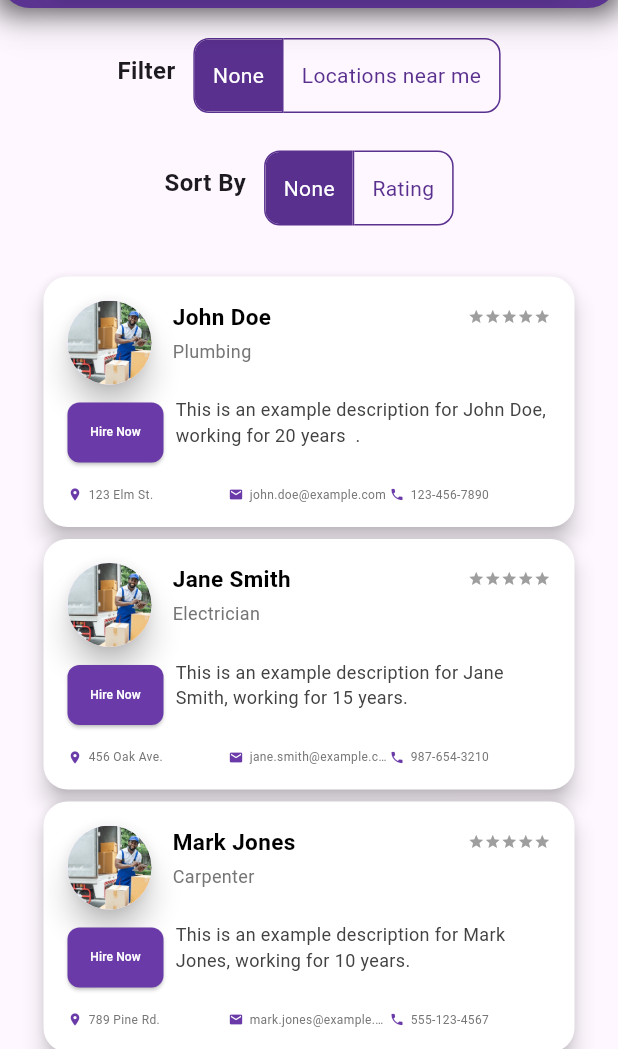
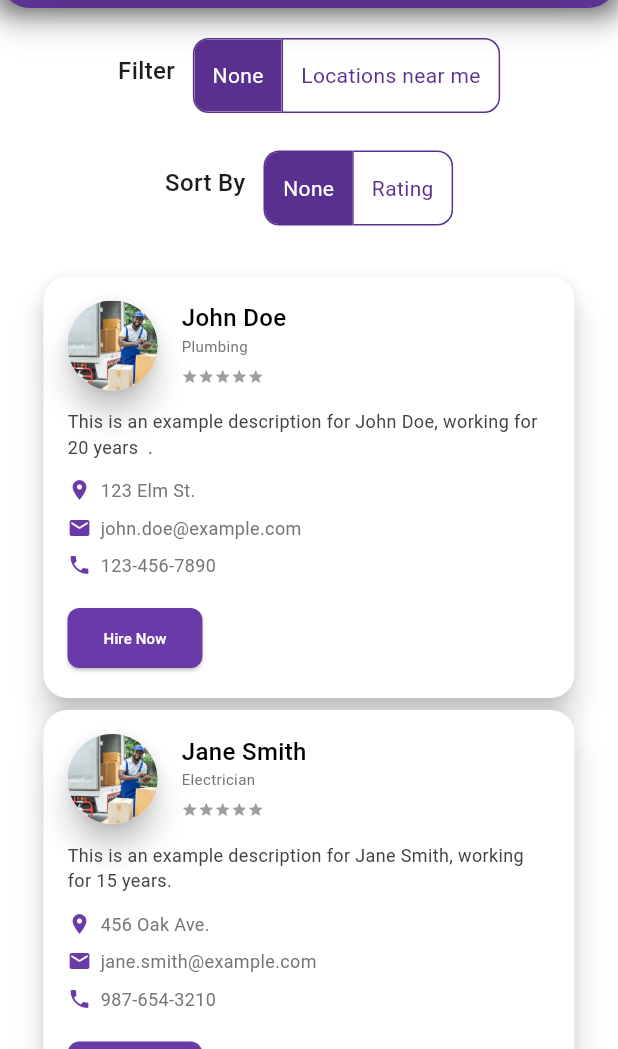
Before and after one commit to mhamad911/Fixit_App-1, a Flutter app: the CategoryPage screen opened directly with empty values, on a phone screen of 412 x 824 dp, the part 187-1236 px from its top. Run offline on Flutter 3.47's test engine with Material 3 defaults, Android fonts, the phone set to English and light mode, and no system bars; our stand-ins replace google_fonts, image_picker, lottie; Roboto replaces fonts that are missing (Libre Caslon Text).

Commit message:
changing the design of the card components

```diff
--- a/lib/GeneralComponents/Custom_Card_Widget.dart
+++ b/lib/GeneralComponents/Custom_Card_Widget.dart
@@ -9,6 +9,8 @@ import 'package:flutter/material.dart';
 import 'package:google_fonts/google_fonts.dart';
 
 import 'Custom_Star_widget.dart';
+
+import 'package:flutter/material.dart';
 
 class CustomCard extends StatelessWidget {
   final Image image;
@@ -36,95 +38,62 @@ class CustomCard extends StatelessWidget {
   @override
   Widget build(BuildContext context) {
     return Card(
-
       color: Colors.white,
       shape: RoundedRectangleBorder(borderRadius: BorderRadius.circular(16)),
-      elevation: 6,
+      elevation: 8,
       child: Padding(
         padding: const EdgeInsets.all(16),
         child: Column(
           crossAxisAlignment: CrossAxisAlignment.start,
           children: [
-            // Top Row with Profile Picture, Name, Category, and Star Rating
+            // Row for Profile Picture, Name, Category, and Rating
             Row(
               crossAxisAlignment: CrossAxisAlignment.start,
               children: [
+                // Profile Image
                 Material(
+                  elevation: 8,
                   shape: RoundedRectangleBorder(borderRadius: BorderRadius.circular(radius)),
+                  child: CircleAvatar(
 
-                  elevation: 8,
-                  child: CircleAvatar(
-                    radius: 28,
+                    radius: 30,
                     backgroundImage: image.image,
                   ),
                 ),
-                SizedBox(width: 14),
+                SizedBox(width: 16),
+                // Name, Category, and Rating
                 Expanded(
                   child: Column(
                     crossAxisAlignment: CrossAxisAlignment.start,
                     children: [
-                      // Name, Category, and Rating in one row
-                      Row(
-                        mainAxisAlignment: MainAxisAlignment.spaceBetween,
-                        children: [
-                          Expanded(
-                            child: Text(
+                      Text(
                         name,
                         style: GoogleFonts.libreCaslonText(
-                                fontSize: 15,
-                                fontWeight: FontWeight.bold,
+                          fontSize: 16,
+                          fontWeight: FontWeight.w500,
                           color: Colors.black,
                         ),
-                              overflow: TextOverflow.ellipsis,
                       ),
-                          ),
-                          SizedBox(width: 8),
-                          const StarDisplayWidget(
-                            filledStar: Icon(Icons.star, color: Colors.yellow, size: 11),
-                            unfilledStar: Icon(Icons.star, color: Colors.grey, size: 11),
-                          ),
-                        ],
-                      ),
-                      SizedBox(height: 4),
-
                       Text(
                         category,
                         style: GoogleFonts.libreCaslonText(
-                          fontSize: 12,
+                          fontSize: 10,
                           color: Colors.grey[600],
                         ),
                       ),
+                      SizedBox(height: 8),
+                      // Star Rating
+                  StarDisplayWidget(
+                    filledStar: Icon(Icons.star, color: Colors.yellow, size: 11),
+                    unfilledStar: Icon(Icons.star, color: Colors.grey, size: 11),),
                     ],
                   ),
                 ),
               ],
             ),
-            SizedBox(height: 8),
-            // Description and Hire Button Row
-            Row(
-              crossAxisAlignment: CrossAxisAlignment.start,
-              children: [
-                ElevatedButton(
-                  onPressed: () {},
-                  style: ElevatedButton.styleFrom(
-                    backgroundColor: Color(0xFF6A3BA8),
-                    shape: RoundedRectangleBorder(
-                      borderRadius: BorderRadius.circular(8),
-                    ),
-                    padding: const EdgeInsets.symmetric(horizontal: 12, vertical: 7),
-                  ),
-                  child: Text(
-                    'Hire Now',
-                    style: GoogleFonts.libreCaslonText(
-                      color: Colors.white,
-                      fontSize: 8,
-                    ),
-                  ),
-                ),
-                SizedBox(width: 8),
-
-                Expanded(
-                  child: Text(
+            SizedBox(height: 12),
+            // Description
+            Text(
               desc,
               style: GoogleFonts.libreCaslonText(
                 fontSize: 12,
@@ -133,67 +102,68 @@ class CustomCard extends StatelessWidget {
               maxLines: 2,
               overflow: TextOverflow.ellipsis,
             ),
-                ),
-
-              ],
-            ),
             SizedBox(height: 12),
-            // Bottom Row with Location, Email, and Phone
+            // Location
             Row(
-              mainAxisAlignment: MainAxisAlignment.spaceBetween,
               children: [
-                Flexible(
-                  child: Row(
-                    children: [
-                      Icon(Icons.location_on, size: 10, color: Color(0xFF6A3BA8)),
-                      SizedBox(width: 4),
+                Icon(Icons.location_on, size: 16, color: Color(0xff6A3BA8)),
+                SizedBox(width: 6),
                 Expanded(
                   child: Text(
                     local,
-                          style: GoogleFonts.libreCaslonText(
-                            fontSize: 8,
-                            color: Colors.grey[600],
-                          ),
-                          overflow: TextOverflow.ellipsis,
+                    style: GoogleFonts.libreCaslonText(color: Colors.grey[600],fontSize: 12),
                   ),
                 ),
               ],
             ),
-                ),
-                Flexible(
-                  child: Row(
+            SizedBox(height: 8),
+            // Email
+            Row(
               children: [
-                      Icon(Icons.email, size: 10, color: Color(0xFF6A3BA8)),
-                      SizedBox(width: 4),
+                Icon(Icons.email, size: 16, color: Color(0xff6A3BA8)),
+                SizedBox(width: 6),
                 Expanded(
                   child: Text(
                     email,
-                          style: GoogleFonts.libreCaslonText(
-                            fontSize: 8,
-                            color: Colors.grey[600],
+                    style: GoogleFonts.libreCaslonText(color: Colors.grey[600],fontSize: 12
                     ),
-                          overflow: TextOverflow.ellipsis,
                   ),
                 ),
               ],
             ),
-                ),
-                Flexible(
-                  child: Row(
+            SizedBox(height: 8),
+            // Phone Number
+            Row(
               children: [
-                      Icon(Icons.phone, size: 10, color: Color(0xFF6A3BA8)),
-                      SizedBox(width: 4),
+                Icon(Icons.phone, size: 16, color: Color(0xff6A3BA8)),
+                SizedBox(width: 6),
                 Text(
                   number,
-                        style: GoogleFonts.libreCaslonText(
-                          fontSize: 8,
-                          color: Colors.grey[600],
-                        ),
+                  style: GoogleFonts.libreCaslonText(color: Colors.grey[600],
+                  fontSize: 12),
                 ),
               ],
             ),
+            SizedBox(height: 16),
+            // Hire Now Button
+            Align(
+              alignment: Alignment.centerLeft,
+              child: ElevatedButton(
+                onPressed: () {
+
+                },
+                style: ElevatedButton.styleFrom(
+                  backgroundColor: Color(0xff6A3BA8), // Button color
+                  shape: RoundedRectangleBorder(
+                    borderRadius: BorderRadius.circular(8),
                   ),
-              ],
+                  padding: EdgeInsets.symmetric(horizontal: 24, vertical: 12),
+                ),
+                child: Text(
+                  'Hire Now',
+                  style: GoogleFonts.libreCaslonText(color: Colors.white,fontSize: 10),
+                ),
+              ),
             ),
           ],
         ),
--- a/lib/Pages/Home_Owner/Input_onwer/Home_app/Category_Page/Category_Page_Components/Custom_Sorting_Text_B.dart
+++ b/lib/Pages/Home_Owner/Input_onwer/Home_app/Category_Page/Category_Page_Components/Custom_Sorting_Text_B.dart
@@ -43,7 +43,7 @@ class _SortingSegmentedControlState extends State<SortingSegmentedControl> {
           padding: const EdgeInsets.only(right: 12,top: 10),
           child: Text(
             widget.title, // Title passed from parent
-            style: const TextStyle(fontSize: 16, fontWeight: FontWeight.bold),
+            style: const TextStyle(fontSize: 16, fontWeight: FontWeight.w500),
           ),
         ),
 
--- a/lib/Pages/Home_Owner/Input_onwer/Home_app/Category_Page/category_page.dart
+++ b/lib/Pages/Home_Owner/Input_onwer/Home_app/Category_Page/category_page.dart
@@ -92,6 +92,7 @@ final List<CustomCard> exampleCards = [
       }*/
   }
     return Scaffold(
+      backgroundColor: Colors.white,
       appBar: CustomAppBar(title: ''),
       resizeToAvoidBottomInset: false,
       body: Consumer<ContractorProvider>(
```
Lines whose indentation alone changed are shown as unchanged.
